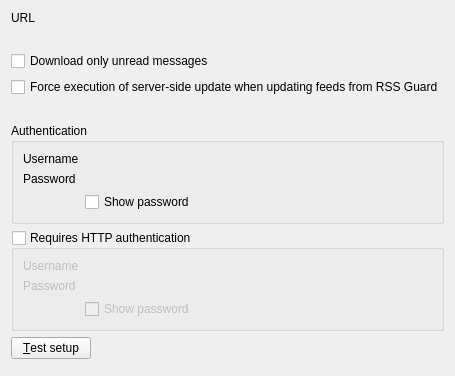
Before: the Qt Designer form src/librssguard/services/tt-rss/gui/ttrssaccountdetails.ui in martinrotter/rssguard, drawn with Qt 5.
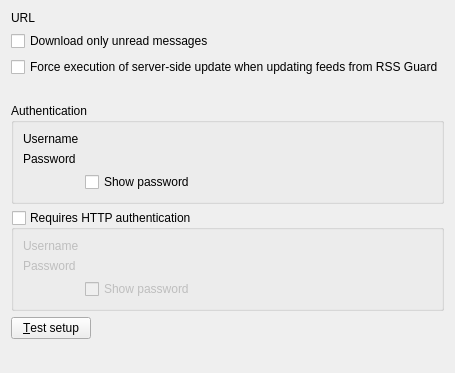
After: the same form once the commit is applied. Custom widgets are drawn as their Qt base class.

The edit to the form file:
```diff
--- a/src/librssguard/services/tt-rss/gui/ttrssaccountdetails.ui
+++ b/src/librssguard/services/tt-rss/gui/ttrssaccountdetails.ui
@@ -11,21 +11,48 @@
    </rect>
   </property>
   <layout class="QFormLayout" name="formLayout">
-   <item row="2" column="0" colspan="2">
+   <item row="0" column="0" colspan="2">
+    <layout class="QHBoxLayout" name="horizontalLayout">
+     <item>
+      <widget class="QLabel" name="m_lblTitle">
+       <property name="text">
+        <string>URL</string>
+       </property>
+       <property name="buddy">
+        <cstring>m_txtUrl</cstring>
+       </property>
+      </widget>
+     </item>
+     <item>
+      <widget class="LineEditWithStatus" name="m_txtUrl" native="true"/>
+     </item>
+    </layout>
+   </item>
+   <item row="1" column="0" colspan="2">
     <widget class="QCheckBox" name="m_checkDownloadOnlyUnreadMessages">
      <property name="text">
       <string>Download only unread messages</string>
      </property>
     </widget>
    </item>
-   <item row="3" column="0" colspan="2">
+   <item row="2" column="0" colspan="2">
     <widget class="QCheckBox" name="m_checkServerSideUpdate">
      <property name="text">
       <string>Force execution of server-side update when updating feeds from RSS Guard</string>
      </property>
     </widget>
    </item>
-   <item row="5" column="0" colspan="2">
+   <item row="3" column="0" colspan="2">
+    <widget class="QLabel" name="m_lblServerSideUpdateInformation">
+     <property name="text">
+      <string/>
+     </property>
+     <property name="wordWrap">
+      <bool>true</bool>
+     </property>
+    </widget>
+   </item>
+   <item row="4" column="0" colspan="2">
     <widget class="QGroupBox" name="m_gbAuthentication">
      <property name="toolTip">
       <string>Some feeds require authentication, including GMail feeds. BASIC, NTLM-2 and DIGEST-MD5 authentication schemes are supported.</string>
@@ -76,7 +103,7 @@
      </layout>
     </widget>
    </item>
-   <item row="6" column="0" colspan="2">
+   <item row="5" column="0" colspan="2">
     <widget class="QGroupBox" name="m_gbHttpAuthentication">
      <property name="toolTip">
       <string>Some feeds require authentication, including GMail feeds. BASIC, NTLM-2 and DIGEST-MD5 authentication schemes are supported.</string>
@@ -130,14 +157,14 @@
      </layout>
     </widget>
    </item>
-   <item row="7" column="0">
+   <item row="6" column="0">
     <widget class="QPushButton" name="m_btnTestSetup">
      <property name="text">
       <string>&amp;Test setup</string>
      </property>
     </widget>
    </item>
-   <item row="7" column="1">
+   <item row="6" column="1">
     <widget class="LabelWithStatus" name="m_lblTestResult" native="true">
      <property name="sizePolicy">
       <sizepolicy hsizetype="Expanding" vsizetype="Preferred">
@@ -150,7 +177,7 @@
      </property>
     </widget>
    </item>
-   <item row="8" column="0" colspan="2">
+   <item row="7" column="0" colspan="2">
     <spacer name="verticalSpacer">
      <property name="orientation">
       <enum>Qt::Vertical</enum>
@@ -163,43 +190,6 @@
      </property>
     </spacer>
    </item>
-   <item row="0" column="0" colspan="2">
-    <layout class="QHBoxLayout" name="horizontalLayout">
-     <item>
-      <widget class="QLabel" name="m_lblTitle">
-       <property name="text">
-        <string>URL</string>
-       </property>
-       <property name="buddy">
-        <cstring>m_txtUrl</cstring>
-       </property>
-      </widget>
-     </item>
-     <item>
-      <widget class="LineEditWithStatus" name="m_txtUrl" native="true"/>
-     </item>
-    </layout>
-   </item>
-   <item row="1" column="0" colspan="2">
-    <widget class="QLabel" name="m_lblDescription">
-     <property name="text">
-      <string/>
-     </property>
-     <property name="wordWrap">
-      <bool>true</bool>
-     </property>
-    </widget>
-   </item>
-   <item row="4" column="0" colspan="2">
-    <widget class="QLabel" name="m_lblServerSideUpdateInformation">
-     <property name="text">
-      <string/>
-     </property>
-     <property name="wordWrap">
-      <bool>true</bool>
-     </property>
-    </widget>
-   </item>
   </layout>
  </widget>
  <customwidgets>
```
